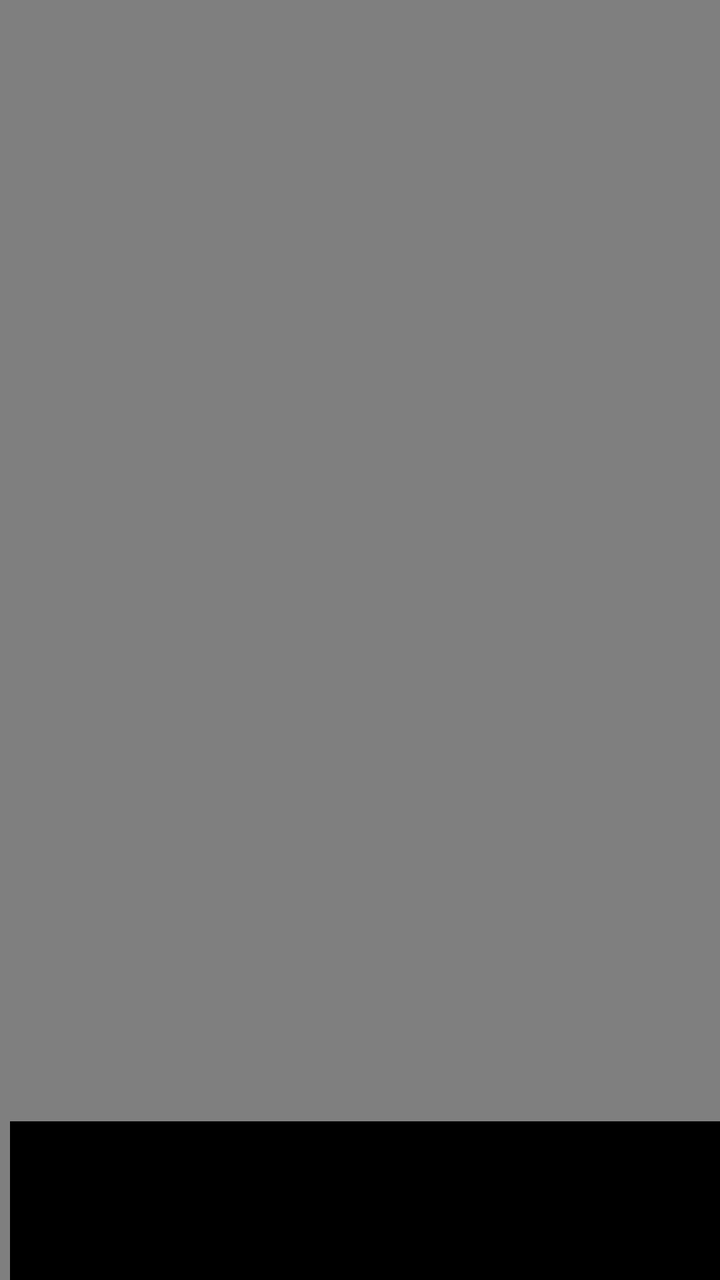
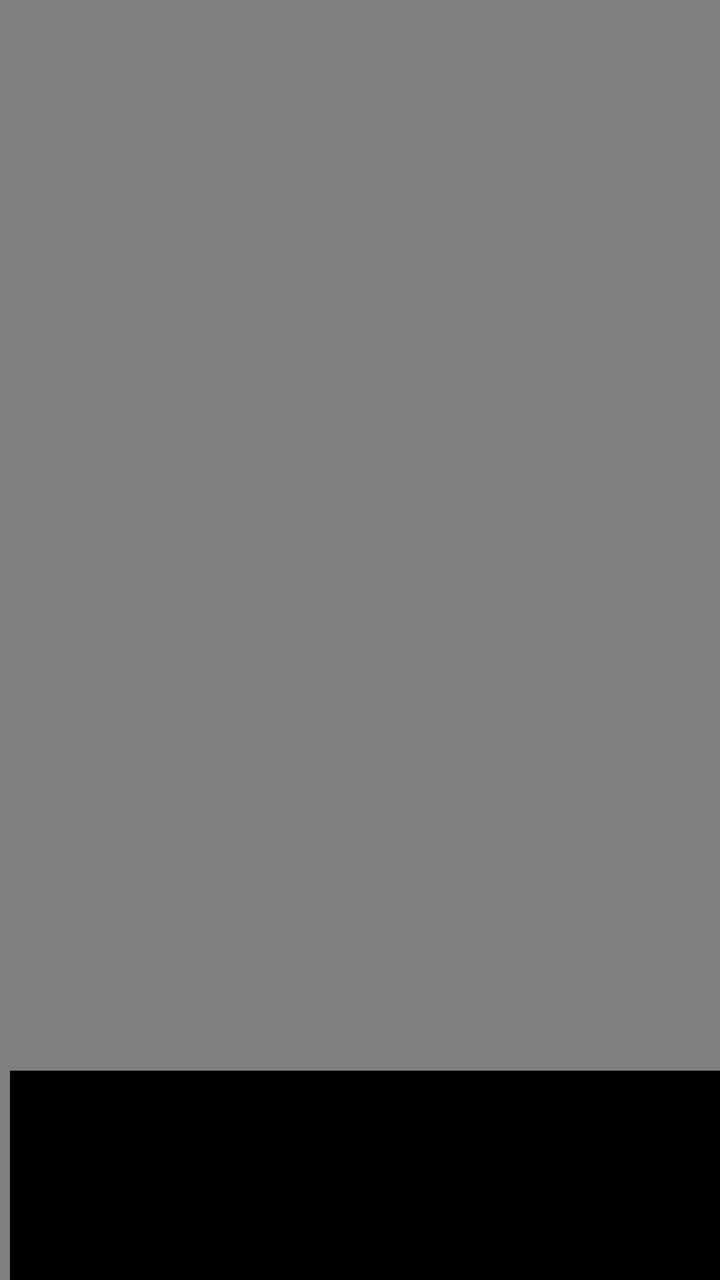

Screens rendered from an Android XML layout before and after an edit, with the pre-edit source and the edit as a unified diff.
<!-- AndroidManifest.xml: application theme Theme.SwipeVideoApp -->
<!-- res/layout/item_container_video.xml -->
<?xml version="1.0" encoding="utf-8"?>
 <androidx.constraintlayout.widget.ConstraintLayout xmlns:android="http://schemas.android.com/apk/res/android"
    android:layout_width="match_parent"
    android:layout_height="match_parent"
    xmlns:app="http://schemas.android.com/apk/res-auto"
    android:background="@color/black">


    <VideoView
        android:id="@+id/videoView"
        android:layout_width="0dp"
        android:layout_height="0dp"
        app:layout_constraintBottom_toBottomOf="parent"
        app:layout_constraintTop_toTopOf="parent"
        app:layout_constraintEnd_toEndOf="parent"
        app:layout_constraintStart_toStartOf="parent"/>


        <ProgressBar
            android:id="@+id/videoProgressBar"
            android:layout_width="30dp"
            android:layout_height="30dp"
            app:layout_constraintBottom_toBottomOf="parent"
            app:layout_constraintTop_toTopOf="parent"
            app:layout_constraintEnd_toEndOf="parent"
            app:layout_constraintTop_toBottomOf="parent"
            app:layout_constraintStart_toStartOf="parent"/>


    <LinearLayout
        android:layout_width="match_parent"
        android:layout_height="wrap_content"
        android:orientation="vertical"
        android:layout_marginStart="5dp"
        android:background="@color/black"
        android:padding="5dp"
        app:layout_constraintBottom_toBottomOf="parent">


        <TextView
            android:id="@+id/textVideoTitle"
            android:layout_width="match_parent"
            android:layout_height="wrap_content"
            android:paddingStart="5dp"
            android:paddingTop="5dp"
            android:paddingEnd="5dp"
            android:textColor="@color/white"
            android:textSize="26sp"
            android:textStyle="bold" />


        <TextView
            android:id="@+id/textVideoDescription"
            android:layout_width="match_parent"
            android:layout_height="wrap_content"
            android:paddingStart="5dp"
            android:paddingTop="5dp"
            android:paddingEnd="5dp"
            android:textColor="@color/white"
            android:textSize="18sp"
            android:textStyle="bold" />


    </LinearLayout>


</androidx.constraintlayout.widget.ConstraintLayout>
<!-- resources referenced by this layout -->
<resources>
  <color name="black">#FF000000</color>
  <color name="white">#FFFFFFFF</color>
  <style name="Theme.SwipeVideoApp" parent="Base.Theme.SwipeVideoApp" />
  <style name="Base.Theme.SwipeVideoApp" parent="Theme.Material3.DayNight.NoActionBar">
          
          
      </style>
</resources>

<!-- the commit's change to res/layout/item_container_video.xml (unified diff, before → after) -->
@@ -50,6 +50,18 @@
 
 
         <TextView
+            android:id="@+id/textVideoID"
+            android:layout_width="match_parent"
+            android:layout_height="wrap_content"
+            android:paddingStart="5dp"
+            android:paddingTop="5dp"
+            android:paddingEnd="5dp"
+            android:textColor="@color/white"
+            android:textSize="15sp"
+            android:textStyle="bold" />
+
+
+        <TextView
             android:id="@+id/textVideoDescription"
             android:layout_width="match_parent"
             android:layout_height="wrap_content"
